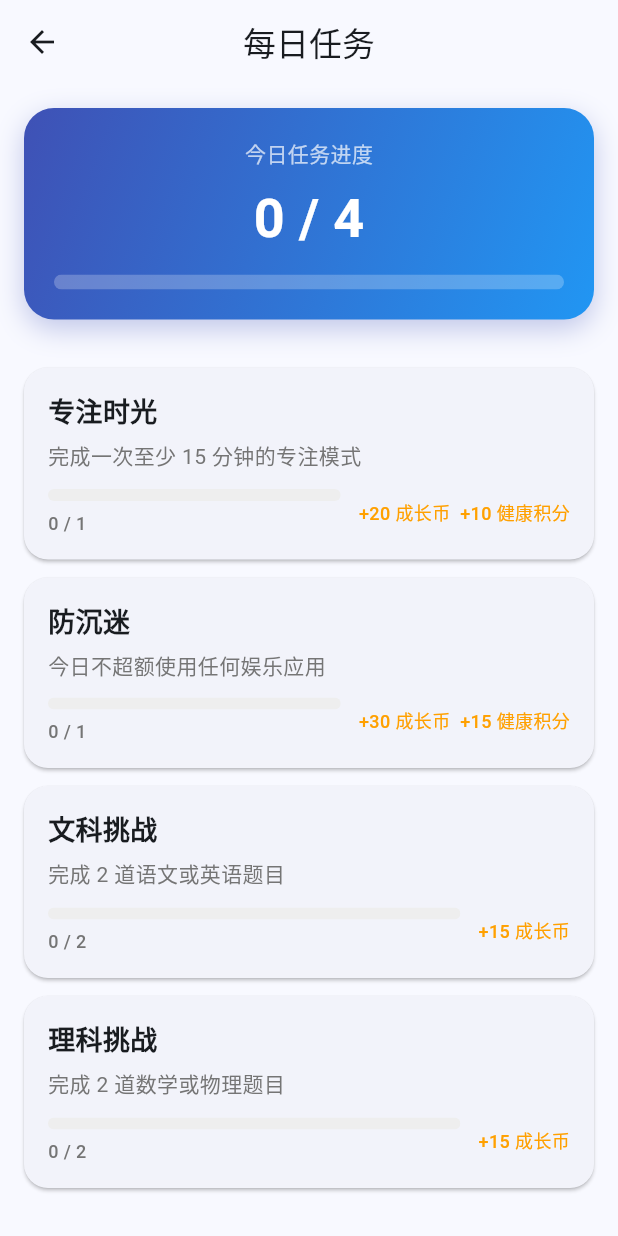
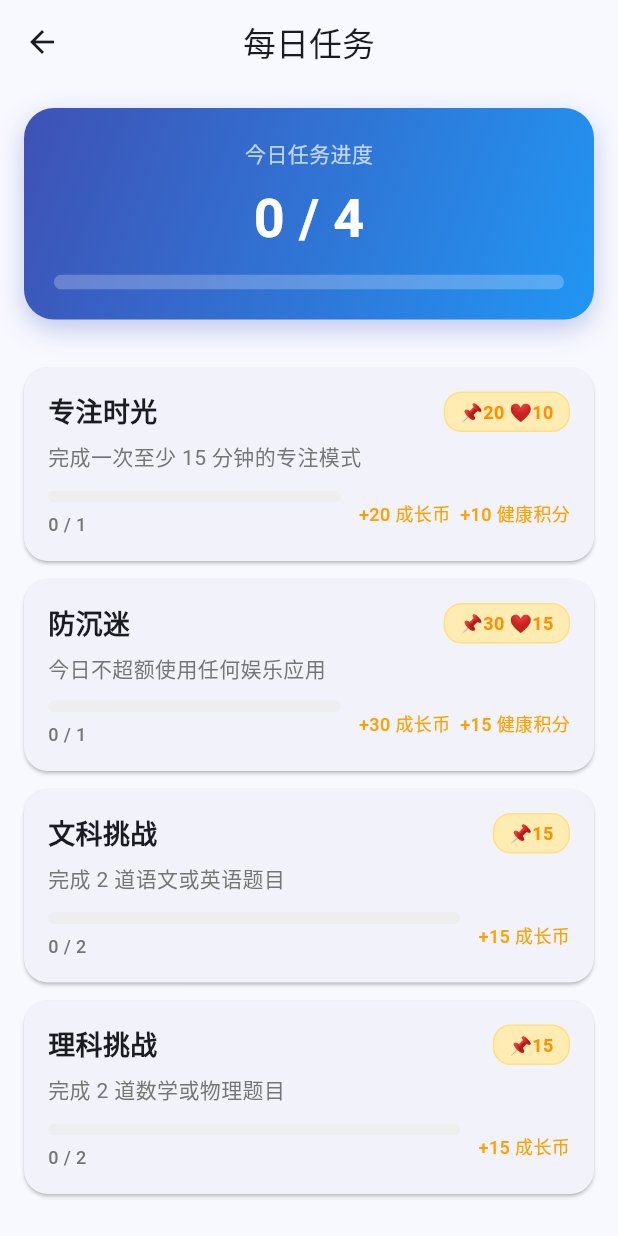
Before and after one commit to gl-meatballfun/pet_time_lock, a Flutter app: the _HomeContent screen opened directly with empty values, after a tap on "每日任务", on a phone screen of 412 x 824 dp. Run offline on Flutter 3.47's test engine with Material 3 defaults, Android fonts, the phone set to English and light mode, and no system bars; our stand-ins replace equatable, flutter_bloc, flutter_local_notifications, shared_preferences, sqflite, timezone; missing offline and left inert: workmanager; accounts and stored records are empty; Roboto replaces fonts that are missing (NotoSansSC); statements that could not run were skipped.

Commit message:
feat: 核心闭环体验打磨（专注模式、宠物气泡动效、任务奖励角标）

```diff
--- a/lib/screens/daily_tasks_screen.dart
+++ b/lib/screens/daily_tasks_screen.dart
@@ -150,7 +150,9 @@
                         ),
                       ],
                     ),
-                  ),
+                  )
+                else
+                  _buildRewardBadge(task),
               ],
             ),
             const SizedBox(height: 6),
@@ -219,6 +221,29 @@
     );
   }
 
+  Widget _buildRewardBadge(DailyTask task) {
+    final parts = <String>[];
+    if (task.rewardGrowthCoins > 0) parts.add('📌${task.rewardGrowthCoins}');
+    if (task.rewardHealthPoints > 0) parts.add('❤️${task.rewardHealthPoints}');
+
+    return Container(
+      padding: const EdgeInsets.symmetric(horizontal: 10, vertical: 4),
+      decoration: BoxDecoration(
+        color: Colors.amber[100],
+        borderRadius: BorderRadius.circular(12),
+        border: Border.all(color: Colors.amber.withOpacity(0.3)),
+      ),
+      child: Text(
+        parts.isEmpty ? '暂无奖励' : parts.join(' '),
+        style: TextStyle(
+          fontSize: 12,
+          color: Colors.amber[800],
+          fontWeight: FontWeight.bold,
+        ),
+      ),
+    );
+  }
+
   Widget _buildRewardPreview(DailyTask task) {
     final parts = <String>[];
     if (task.rewardGrowthCoins > 0) parts.add('+${task.rewardGrowthCoins} 成长币');
--- a/lib/widgets/animated_pet_widget.dart
+++ b/lib/widgets/animated_pet_widget.dart
@@ -34,8 +34,11 @@
     with TickerProviderStateMixin {
   late AnimationController _idleController;
   late AnimationController _evolutionController;
+  late AnimationController _bubbleShakeController;
   final List<_FloatingParticle> _particles = [];
   double _tapScale = 1.0;
+  double _bubbleScale = 1.0;
+  String _lastMessage = '';
   int _particleKey = 0;
 
   @override
@@ -53,6 +56,13 @@
     if (widget.showEvolution) {
       _evolutionController.forward(from: 0);
     }
+
+    _bubbleShakeController = AnimationController(
+      vsync: this,
+      duration: const Duration(milliseconds: 300),
+    );
+
+    _lastMessage = _getPetMessage();
   }
 
   @override
@@ -61,12 +71,25 @@
     if (widget.showEvolution && !oldWidget.showEvolution) {
       _evolutionController.forward(from: 0);
     }
+
+    final currentMessage = _getPetMessage();
+    if (currentMessage != _lastMessage) {
+      _lastMessage = currentMessage;
+      _pulseBubble();
+    }
+  }
+
+  void _pulseBubble() async {
+    setState(() => _bubbleScale = 1.15);
+    await Future.delayed(const Duration(milliseconds: 120));
+    if (mounted) setState(() => _bubbleScale = 1.0);
   }
 
   @override
   void dispose() {
     _idleController.dispose();
     _evolutionController.dispose();
+    _bubbleShakeController.dispose();
     super.dispose();
   }
 
@@ -74,6 +97,7 @@
     widget.onTap?.call();
     _spawnParticles(type: widget.interactionType);
     _bounce();
+    _shakeBubble();
   }
 
   void _handleDrag(DragUpdateDetails details) {
@@ -81,6 +105,10 @@
     if (details.delta.distance > 2) {
       _spawnParticles(type: widget.interactionType);
     }
+  }
+
+  void _shakeBubble() {
+    _bubbleShakeController.forward(from: 0);
   }
 
   void _bounce() async {
@@ -266,18 +294,42 @@
             // Speech bubble
             Positioned(
               top: -70,
+              child: AnimatedBuilder(
+                animation: _bubbleShakeController,
+                builder: (context, child) {
+                  final shake = sin(_bubbleShakeController.value * pi * 8) * 4 * (1 - _bubbleShakeController.value);
+                  return Transform.translate(
+                    offset: Offset(shake, 0),
+                    child: child,
+                  );
+                },
+                child: AnimatedScale(
+                  scale: _bubbleScale,
+                  duration: const Duration(milliseconds: 120),
+                  curve: Curves.elasticOut,
                   child: Container(
                     padding: const EdgeInsets.symmetric(
                       horizontal: 16,
                       vertical: 10,
                     ),
                     decoration: BoxDecoration(
-                  color: Colors.white,
+                      gradient: LinearGradient(
+                        begin: Alignment.topLeft,
+                        end: Alignment.bottomRight,
+                        colors: [
+                          _getMoodColor().withOpacity(0.15),
+                          Colors.white.withOpacity(0.95),
+                        ],
+                      ),
                       borderRadius: BorderRadius.circular(20),
+                      border: Border.all(
+                        color: _getMoodColor().withOpacity(0.2),
+                      ),
                       boxShadow: [
                         BoxShadow(
-                      color: Colors.black.withOpacity(0.1),
-                      blurRadius: 10,
+                          color: _getMoodColor().withOpacity(0.25),
+                          blurRadius: 14,
+                          spreadRadius: 1,
                           offset: const Offset(0, 4),
                         ),
                       ],
@@ -287,6 +339,8 @@
                       style: const TextStyle(
                         fontSize: 14,
                         color: Colors.black87,
+                      ),
+                    ),
                   ),
                 ),
               ),
```
Also changed, not shown: lib/screens/content_card_dialog.dart (+87 -27 lines), 2 other files. Lines whose indentation alone changed are shown as unchanged.
